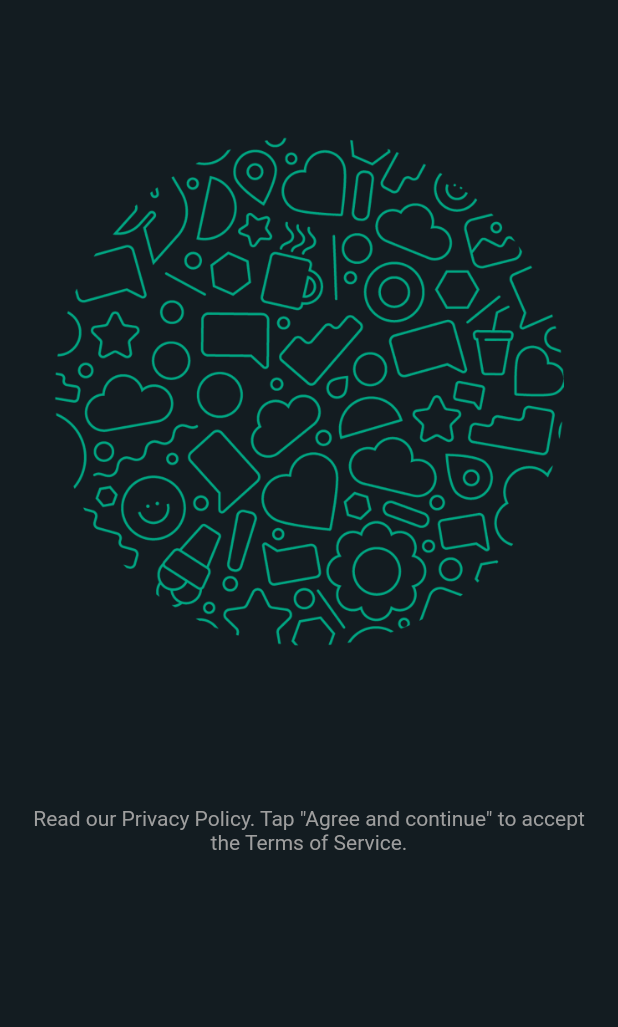
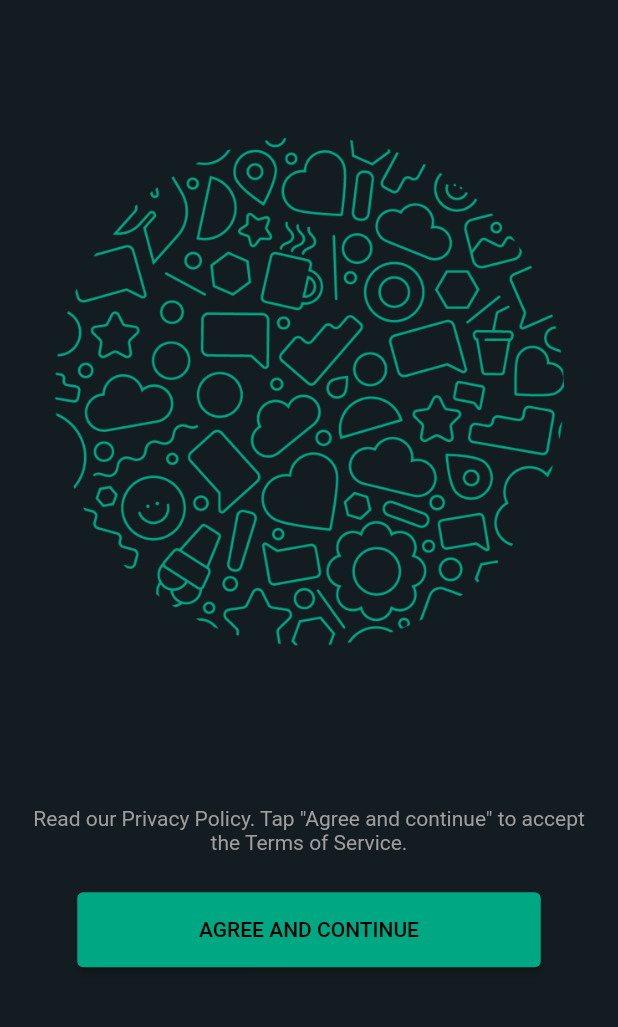
Before and after one commit to yshwan87/whatsapp_flutter, a Flutter app: the screen it shows after launch, on a phone screen of 412 x 824 dp, the part 134-1161 px from its top. Run offline on Flutter 3.47's test engine with Material 2 defaults, Android fonts, the phone set to English and light mode, and no system bars; our stand-ins replace country_picker, firebase_core; accounts and stored records are empty.

```diff
--- /dev/null
+++ b/lib/common/widgets/custom_button.dart
@@ -0,0 +1,29 @@
+import 'package:flutter/material.dart';
+import 'package:whatsapp_flutter/common/utils/colors.dart';
+
+class CustomButton extends StatelessWidget {
+  final String text;
+  final VoidCallback onPressed;
+  const CustomButton({
+    Key? key,
+    required this.text,
+    required this.onPressed,
+  }) : super(key: key);
+
+  @override
+  Widget build(BuildContext context) {
+    return ElevatedButton(
+      onPressed: onPressed,
+      style: ElevatedButton.styleFrom(
+        backgroundColor: tabColor,
+        minimumSize: const Size(double.infinity, 50),
+      ),
+      child: Text(
+        text,
+        style: const TextStyle(
+          color: blackColor,
+        ),
+      ),
+    );
+  }
+}
--- a/lib/features/landing_screen.dart
+++ b/lib/features/landings/screens/landing_screen.dart
@@ -1,5 +1,8 @@
 import 'package:flutter/material.dart';
-import 'package:whatsapp_flutter/colors.dart';
+import 'package:whatsapp_flutter/common/utils/colors.dart';
+import 'package:whatsapp_flutter/features/auth/screens/login_screen.dart';
+
+import '../../../common/widgets/custom_button.dart';
 
 //import 'package:whatsapp_ui/common/widgets/custom_button.dart';
 //import 'package:whatsapp_ui/features/auth/screens/login_screen.dart';
@@ -7,9 +10,9 @@ import 'package:whatsapp_flutter/colors.dart';
 class LandingScreen extends StatelessWidget {
   const LandingScreen({Key? key}) : super(key: key);
 
-//   void navigateToLoginScreen(BuildContext context) {
-//     Navigator.pushNamed(context, LoginScreen.routeName);
-//   }
+  void navigateToLoginScreen(BuildContext context) {
+    Navigator.pushNamed(context, LoginScreen.routeName);
+  }
 
   @override
   Widget build(BuildContext context) {
@@ -45,13 +48,13 @@ class LandingScreen extends StatelessWidget {
               ),
             ),
             const SizedBox(height: 10),
-            // SizedBox(
-            //   width: size.width * 0.75,
-            //   child: CustomButton(
-            //     text: 'AGREE AND CONTINUE',
-            //     onPressed: () => navigateToLoginScreen(context),
-            //   ),
-            //),
+            SizedBox(
+              width: size.width * 0.75,
+              child: CustomButton(
+                text: 'AGREE AND CONTINUE',
+                onPressed: () => navigateToLoginScreen(context),
+              ),
+            ),
           ],
         ),
       ),
--- a/lib/main.dart
+++ b/lib/main.dart
@@ -1,11 +1,9 @@
 import 'package:firebase_core/firebase_core.dart';
 import 'package:flutter/material.dart';
-import 'package:whatsapp_flutter/colors.dart';
-import 'package:whatsapp_flutter/features/landing_screen.dart';
+import 'package:whatsapp_flutter/common/utils/colors.dart';
+import 'package:whatsapp_flutter/features/landings/screens/landing_screen.dart';
 import 'package:whatsapp_flutter/firebase_options.dart';
-import 'package:whatsapp_flutter/screens/mobile_layout_screen.dart';
-import 'package:whatsapp_flutter/screens/web_layout_screen.dart';
-import 'package:whatsapp_flutter/utils/responsive_layout.dart';
+import 'package:whatsapp_flutter/router.dart';
 
 void main() async {
   WidgetsFlutterBinding.ensureInitialized();
@@ -25,7 +23,11 @@ class MyApp extends StatelessWidget {
         title: 'Whatsapp UI',
         theme: ThemeData.dark().copyWith(
           scaffoldBackgroundColor: backgroundColor,
+          appBarTheme: const AppBarTheme(
+            color: appBarColor,
+          ),
         ),
+        onGenerateRoute: (settings) => generateRoute(settings),
         home: const LandingScreen());
   }
 }
--- a/lib/screens/mobile_chat_screen.dart
+++ b/lib/screens/mobile_chat_screen.dart
@@ -1,5 +1,5 @@
 import 'package:flutter/material.dart';
-import 'package:whatsapp_flutter/colors.dart';
+import 'package:whatsapp_flutter/common/utils/colors.dart';
 import 'package:whatsapp_flutter/info.dart';
 import 'package:whatsapp_flutter/widgets/chat_list.dart';
 
--- a/lib/screens/mobile_layout_screen.dart
+++ b/lib/screens/mobile_layout_screen.dart
@@ -1,5 +1,5 @@
 import 'package:flutter/material.dart';
-import 'package:whatsapp_flutter/colors.dart';
+import 'package:whatsapp_flutter/common/utils/colors.dart';
 import 'package:whatsapp_flutter/widgets/contacts_list.dart';
 
 class MobileLayoutScreen extends StatelessWidget {
--- a/lib/screens/web_layout_screen.dart
+++ b/lib/screens/web_layout_screen.dart
@@ -1,5 +1,5 @@
 import 'package:flutter/material.dart';
-import 'package:whatsapp_flutter/colors.dart';
+import 'package:whatsapp_flutter/common/utils/colors.dart';
 import 'package:whatsapp_flutter/widgets/chat_list.dart';
 
 import 'package:whatsapp_flutter/widgets/contacts_list.dart';
--- a/lib/widgets/contacts_list.dart
+++ b/lib/widgets/contacts_list.dart
@@ -1,5 +1,5 @@
 import 'package:flutter/material.dart';
-import 'package:whatsapp_flutter/colors.dart';
+import 'package:whatsapp_flutter/common/utils/colors.dart';
 import 'package:whatsapp_flutter/info.dart';
 import 'package:whatsapp_flutter/screens/mobile_chat_screen.dart';
 
--- a/lib/widgets/my_message_card.dart
+++ b/lib/widgets/my_message_card.dart
@@ -1,5 +1,5 @@
 import 'package:flutter/material.dart';
-import 'package:whatsapp_flutter/colors.dart';
+import 'package:whatsapp_flutter/common/utils/colors.dart';
 
 class MyMessageCard extends StatelessWidget {
   final String message;
--- a/lib/widgets/sender_message_card.dart
+++ b/lib/widgets/sender_message_card.dart
@@ -1,5 +1,5 @@
 import 'package:flutter/material.dart';
-import 'package:whatsapp_flutter/colors.dart';
+import 'package:whatsapp_flutter/common/utils/colors.dart';
 
 class SenderMessageCard extends StatelessWidget {
   const SenderMessageCard({
--- a/lib/widgets/web_chat_appbart.dart
+++ b/lib/widgets/web_chat_appbart.dart
@@ -1,5 +1,5 @@
 import 'package:flutter/material.dart';
-import 'package:whatsapp_flutter/colors.dart';
+import 'package:whatsapp_flutter/common/utils/colors.dart';
 
 class ChatAppBar extends StatelessWidget {
   const ChatAppBar({Key? key}) : super(key: key);
--- a/lib/widgets/web_profile_bar.dart
+++ b/lib/widgets/web_profile_bar.dart
@@ -1,5 +1,5 @@
 import 'package:flutter/material.dart';
-import 'package:whatsapp_flutter/colors.dart';
+import 'package:whatsapp_flutter/common/utils/colors.dart';
 
 class WebProfileBar extends StatelessWidget {
   const WebProfileBar({Key? key}) : super(key: key);
--- a/lib/widgets/web_search_bar.dart
+++ b/lib/widgets/web_search_bar.dart
@@ -1,5 +1,5 @@
 import 'package:flutter/material.dart';
-import 'package:whatsapp_flutter/colors.dart';
+import 'package:whatsapp_flutter/common/utils/colors.dart';
 
 class WebSearchBar extends StatelessWidget {
   const WebSearchBar({Key? key}) : super(key: key);
--- a/pubspec.yaml
+++ b/pubspec.yaml
@@ -29,6 +29,7 @@ environment:
 # versions available, run `flutter pub outdated`.
 dependencies:
   cloud_firestore: ^4.6.0
+  country_picker: ^2.0.20
   cupertino_icons: ^1.0.2
   firebase_auth: ^4.5.0
   firebase_core: ^2.11.0
@@ -52,8 +53,8 @@ flutter:
   uses-material-design: true
   # To add assets to your application, add an assets section, like this:
   assets:
-   - assets/backgroundImage.png
-   - assets/bg.png
+    - assets/backgroundImage.png
+    - assets/bg.png
   #   - images/a_dot_ham.jpeg
   # An image asset can refer to one or more resolution-specific "variants", see
   # https://flutter.dev/assets-and-images/#resolution-aware
```
Also changed, not shown: lib/common/widgets/error.dart (added, +16 -0 lines), lib/features/auth/screens/login_screen.dart (added, +89 -0 lines), lib/router.dart (added, +18 -0 lines), lib/common/utils/colors.dart (renamed from lib/colors.dart), lib/common/widgets/loader.dart (added), pubspec.lock.
